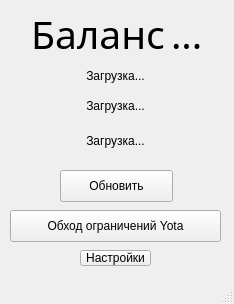
The window that yota.ui (TTLMaster/Yota-Desktop-App) describes before a commit, drawn with Qt 5.
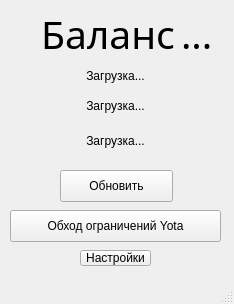
The same window after the commit.

Commit message: Piterskie razborki with cross-platform

```diff
--- a/yota.ui
+++ b/yota.ui
@@ -104,7 +104,7 @@
    <widget class="QWidget" name="layoutWidget">
     <property name="geometry">
      <rect>
-      <x>20</x>
+      <x>30</x>
       <y>-10</y>
       <width>211</width>
       <height>88</height>
@@ -113,6 +113,12 @@
     <layout class="QGridLayout" name="gridLayout">
      <item row="0" column="0">
       <widget class="QLabel" name="b">
+       <property name="sizePolicy">
+        <sizepolicy hsizetype="Minimum" vsizetype="Preferred">
+         <horstretch>0</horstretch>
+         <verstretch>0</verstretch>
+        </sizepolicy>
+       </property>
        <property name="font">
         <font>
          <family>PT Serif</family>
@@ -130,6 +136,12 @@
      </item>
      <item row="0" column="1">
       <widget class="QLabel" name="balance">
+       <property name="sizePolicy">
+        <sizepolicy hsizetype="Minimum" vsizetype="Preferred">
+         <horstretch>0</horstretch>
+         <verstretch>0</verstretch>
+        </sizepolicy>
+       </property>
        <property name="font">
         <font>
          <family>PT Serif</family>
```
The commit also changes 1 other file.
